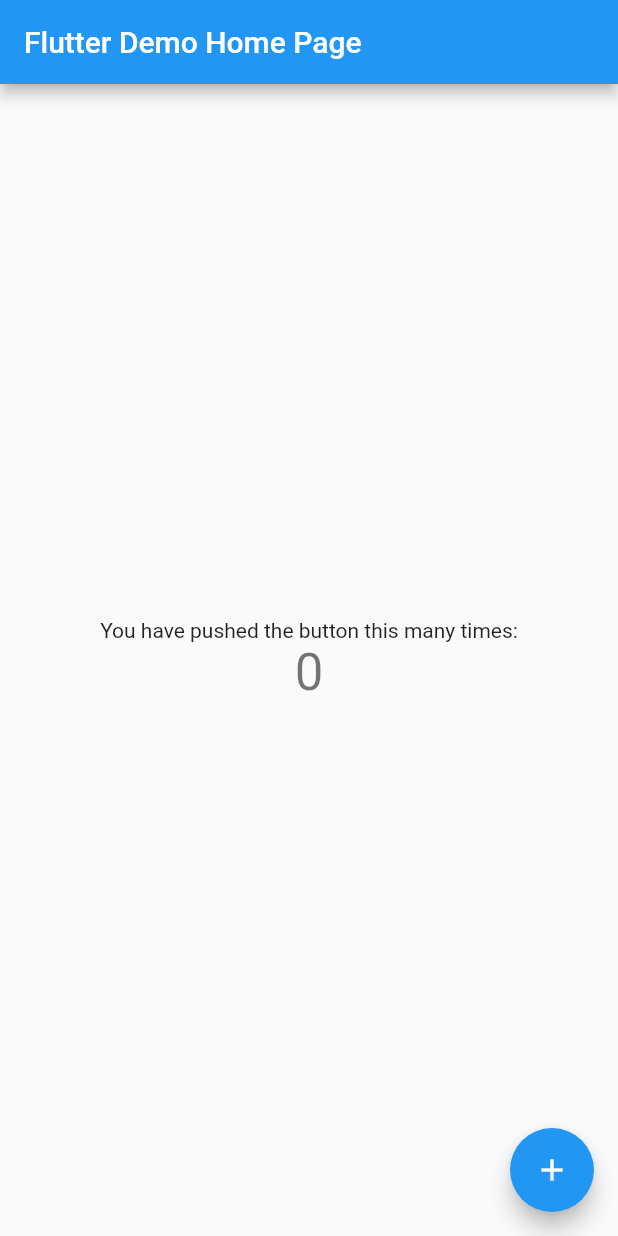
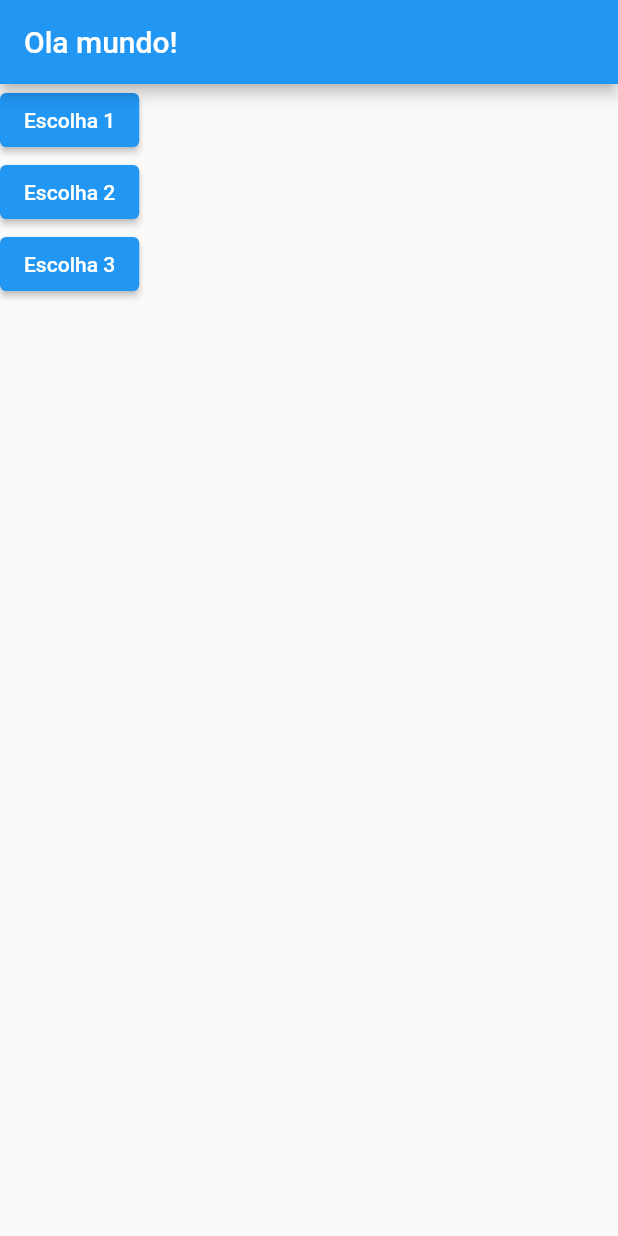
Before and after one commit to Diego6699/Quiz-flutter, a Flutter app: the screen it shows after launch, on a phone screen of 412 x 824 dp. Run offline on Flutter 3.47's test engine with Material 2 defaults, Android fonts, the phone set to English and light mode, and no system bars.

Commit message:
usando widget statesful

```diff
--- a/lib/main.dart
+++ b/lib/main.dart
@@ -1,115 +1,37 @@
 import 'package:flutter/material.dart';
 
-void main() {
-  runApp(const MyApp());
+main() => runApp(PerguntaApp());
+
+class PerguntaApp extends StatefulWidget {
+  @override
+  State<PerguntaApp> createState() => _PerguntaAppState();
 }
 
-class MyApp extends StatelessWidget {
-  const MyApp({super.key});
-
-  // This widget is the root of your application.
+class _PerguntaAppState extends State<PerguntaApp> {
   @override
   Widget build(BuildContext context) {
     return MaterialApp(
-      title: 'Flutter Demo',
-      theme: ThemeData(
-        // This is the theme of your application.
-        //
-        // Try running your application with "flutter run". You'll see the
-        // application has a blue toolbar. Then, without quitting the app, try
-        // changing the primarySwatch below to Colors.green and then invoke
-        // "hot reload" (press "r" in the console where you ran "flutter run",
-        // or simply save your changes to "hot reload" in a Flutter IDE).
-        // Notice that the counter didn't reset back to zero; the application
-        // is not restarted.
-        primarySwatch: Colors.blue,
-      ),
-      home: const MyHomePage(title: 'Flutter Demo Home Page'),
-    );
-  }
-}
-
-class MyHomePage extends StatefulWidget {
-  const MyHomePage({super.key, required this.title});
-
-  // This widget is the home page of your application. It is stateful, meaning
-  // that it has a State object (defined below) that contains fields that affect
-  // how it looks.
-
-  // This class is the configuration for the state. It holds the values (in this
-  // case the title) provided by the parent (in this case the App widget) and
-  // used by the build method of the State. Fields in a Widget subclass are
-  // always marked "final".
-
-  final String title;
-
-  @override
-  State<MyHomePage> createState() => _MyHomePageState();
-}
-
-class _MyHomePageState extends State<MyHomePage> {
-  int _counter = 0;
-
-  void _incrementCounter() {
-    setState(() {
-      // This call to setState tells the Flutter framework that something has
-      // changed in this State, which causes it to rerun the build method below
-      // so that the display can reflect the updated values. If we changed
-      // _counter without calling setState(), then the build method would not be
-      // called again, and so nothing would appear to happen.
-      _counter++;
-    });
-  }
-
-  @override
-  Widget build(BuildContext context) {
-    // This method is rerun every time setState is called, for instance as done
-    // by the _incrementCounter method above.
-    //
-    // The Flutter framework has been optimized to make rerunning build methods
-    // fast, so that you can just rebuild anything that needs updating rather
-    // than having to individually change instances of widgets.
-    return Scaffold(
-      appBar: AppBar(
-        // Here we take the value from the MyHomePage object that was created by
-        // the App.build method, and use it to set our appbar title.
-        title: Text(widget.title),
-      ),
-      body: Center(
-        // Center is a layout widget. It takes a single child and positions it
-        // in the middle of the parent.
-        child: Column(
-          // Column is also a layout widget. It takes a list of children and
-          // arranges them vertically. By default, it sizes itself to fit its
-          // children horizontally, and tries to be as tall as its parent.
-          //
-          // Invoke "debug painting" (press "p" in the console, choose the
-          // "Toggle Debug Paint" action from the Flutter Inspector in Android
-          // Studio, or the "Toggle Debug Paint" command in Visual Studio Code)
-          // to see the wireframe for each widget.
-          //
-          // Column has various properties to control how it sizes itself and
-          // how it positions its children. Here we use mainAxisAlignment to
-          // center the children vertically; the main axis here is the vertical
-          // axis because Columns are vertical (the cross axis would be
-          // horizontal).
-          mainAxisAlignment: MainAxisAlignment.center,
-          children: <Widget>[
-            const Text(
-              'You have pushed the button this many times:',
+      home: Scaffold(
+        appBar: AppBar(
+          title: Text('Ola mundo!'),
+        ),
+        body: Column(
+          children: [
+            ElevatedButton(
+              onPressed: () => {print('resposta 01')},
+              child: Text('Escolha 1'),
             ),
-            Text(
-              '$_counter',
-              style: Theme.of(context).textTheme.headline4,
+            ElevatedButton(
+              onPressed: () => {print('resposta 02')},
+              child: Text('Escolha 2'),
+            ),
+            ElevatedButton(
+              onPressed: () => {print('resposta 03')},
+              child: Text('Escolha 3'),
             ),
           ],
         ),
       ),
-      floatingActionButton: FloatingActionButton(
-        onPressed: _incrementCounter,
-        tooltip: 'Increment',
-        child: const Icon(Icons.add),
-      ), // This trailing comma makes auto-formatting nicer for build methods.
     );
   }
 }
--- a/pubspec.yaml
+++ b/pubspec.yaml
@@ -20,7 +20,7 @@ publish_to: 'none' # Remove this line if you wish to publish to pub.dev
 version: 1.0.0+1
 
 environment:
-  sdk: '>=2.18.2 <3.0.0'
+  sdk: '>=2.18.0 <3.0.0'
 
 # Dependencies specify other packages that your package needs in order to work.
 # To automatically upgrade your package dependencies to the latest versions
```
Also changed, not shown: pubspec.lock, 1 other file.
